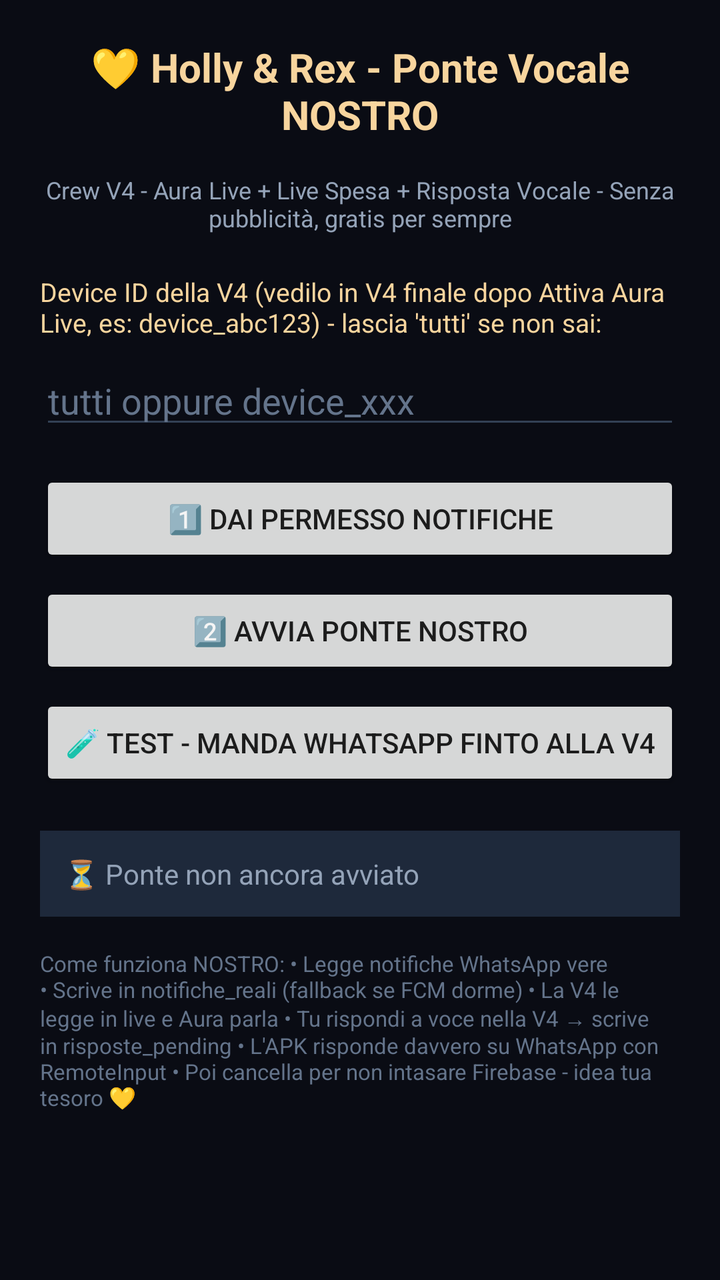
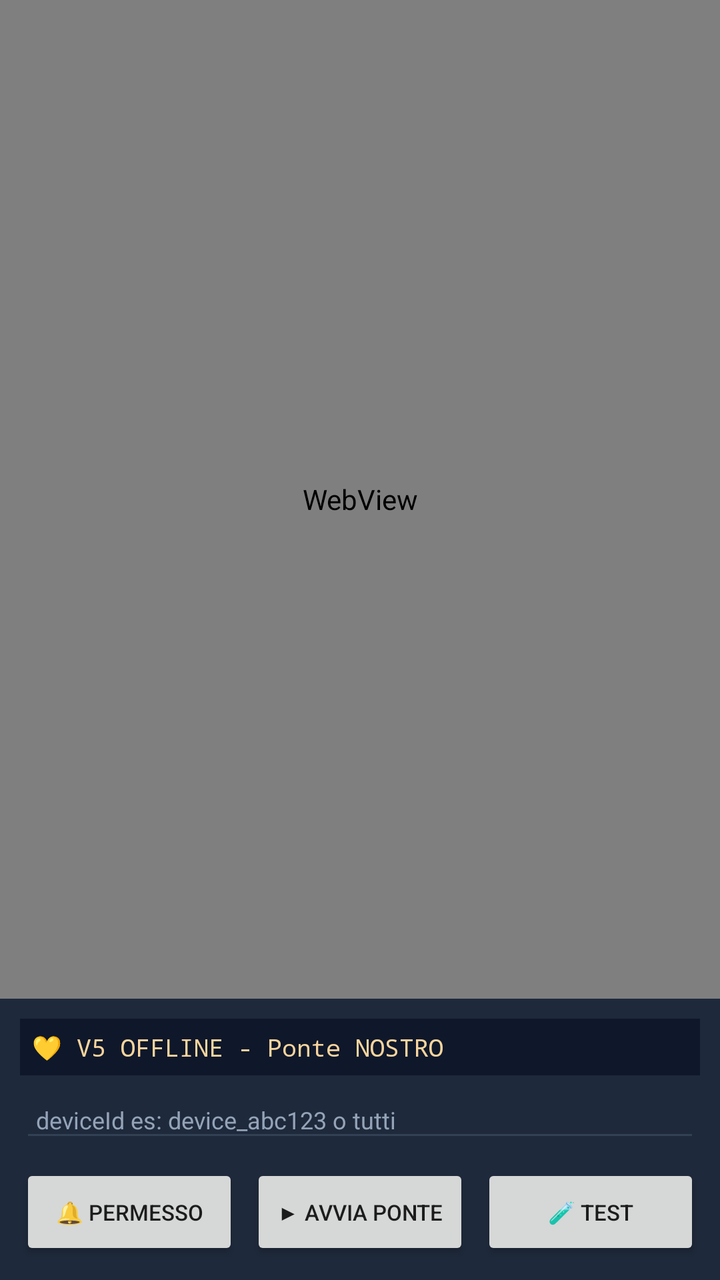

Screens rendered from an Android XML layout before and after an edit, with the pre-edit source and the edit as a unified diff.
<!-- AndroidManifest.xml: application theme Theme.AppCompat.Light.NoActionBar -->
<!-- res/layout/activity_main.xml -->
<?xml version="1.0" encoding="utf-8"?>
<LinearLayout xmlns:android="http://schemas.android.com/apk/res/android"
    android:layout_width="match_parent"
    android:layout_height="match_parent"
    android:orientation="vertical"
    android:padding="20dp"
    android:background="#0a0c14">
    <TextView
        android:layout_width="match_parent"
        android:layout_height="wrap_content"
        android:text="💛 Holly &amp; Rex - Ponte Vocale NOSTRO"
        android:textSize="20sp"
        android:textColor="#f8d59e"
        android:textStyle="bold"
        android:gravity="center"
        android:layout_marginBottom="16dp"/>
    <TextView
        android:layout_width="match_parent"
        android:layout_height="wrap_content"
        android:text="Crew V4 - Aura Live + Live Spesa + Risposta Vocale - Senza pubblicità, gratis per sempre"
        android:textColor="#94a3b8"
        android:textSize="12sp"
        android:gravity="center"
        android:layout_marginBottom="20dp"/>
    <TextView
        android:layout_width="match_parent"
        android:layout_height="wrap_content"
        android:text="Device ID della V4 (vedilo in V4 finale dopo Attiva Aura Live, es: device_abc123) - lascia 'tutti' se non sai:"
        android:textColor="#f8d59e"
        android:textSize="13sp"/>
    <EditText
        android:id="@+id/inputDeviceId"
        android:layout_width="match_parent"
        android:layout_height="wrap_content"
        android:hint="tutti oppure device_xxx"
        android:textColor="#f8d59e"
        android:textColorHint="#64748b"
        android:backgroundTint="#334155"
        android:layout_marginTop="8dp"/>
    <Button
        android:id="@+id/btnPermesso"
        android:layout_width="match_parent"
        android:layout_height="wrap_content"
        android:text="1️⃣ Dai permesso Notifiche"
        android:layout_marginTop="16dp"/>
    <Button
        android:id="@+id/btnAvvia"
        android:layout_width="match_parent"
        android:layout_height="wrap_content"
        android:text="2️⃣ Avvia Ponte NOSTRO"
        android:layout_marginTop="8dp"/>
    <Button
        android:id="@+id/btnTest"
        android:layout_width="match_parent"
        android:layout_height="wrap_content"
        android:text="🧪 Test - manda WhatsApp finto alla V4"
        android:layout_marginTop="8dp"/>
    <TextView
        android:id="@+id/statusText"
        android:layout_width="match_parent"
        android:layout_height="wrap_content"
        android:text="⏳ Ponte non ancora avviato"
        android:textColor="#94a3b8"
        android:background="#1e293b"
        android:padding="12dp"
        android:layout_marginTop="20dp"/>
    <TextView
        android:layout_width="match_parent"
        android:layout_height="wrap_content"
        android:text="Come funziona NOSTRO:
• Legge notifiche WhatsApp vere
• Scrive in notifiche_reali (fallback se FCM dorme)
• La V4 le legge in live e Aura parla
• Tu rispondi a voce nella V4 → scrive in risposte_pending
• L'APK risponde davvero su WhatsApp con RemoteInput
• Poi cancella per non intasare Firebase - idea tua tesoro 💛"
        android:textColor="#64748b"
        android:textSize="11sp"
        android:layout_marginTop="16dp"/>
</LinearLayout>
<!-- resources referenced by this layout -->
<resources>

</resources>

<!-- the commit's change to res/layout/activity_main.xml (unified diff, before → after) -->
@@ -3,78 +3,88 @@
     android:layout_width="match_parent"
     android:layout_height="match_parent"
     android:orientation="vertical"
-    android:padding="20dp"
     android:background="#0a0c14">
-    <TextView
+
+    
+    <WebView
+        android:id="@+id/webView"
+        android:layout_width="match_parent"
+        android:layout_height="0dp"
+        android:layout_weight="1" />
+
+    
+    <LinearLayout
         android:layout_width="match_parent"
         android:layout_height="wrap_content"
-        android:text="💛 Holly &amp; Rex - Ponte Vocale NOSTRO"
-        android:textSize="20sp"
-        android:textColor="#f8d59e"
-        android:textStyle="bold"
-        android:gravity="center"
-        android:layout_marginBottom="16dp"/>
-    <TextView
-        android:layout_width="match_parent"
-        android:layout_height="wrap_content"
-        android:text="Crew V4 - Aura Live + Live Spesa + Risposta Vocale - Senza pubblicità, gratis per sempre"
-        android:textColor="#94a3b8"
-        android:textSize="12sp"
-        android:gravity="center"
-        android:layout_marginBottom="20dp"/>
-    <TextView
-        android:layout_width="match_parent"
-        android:layout_height="wrap_content"
-        android:text="Device ID della V4 (vedilo in V4 finale dopo Attiva Aura Live, es: device_abc123) - lascia 'tutti' se non sai:"
-        android:textColor="#f8d59e"
-        android:textSize="13sp"/>
-    <EditText
-        android:id="@+id/inputDeviceId"
-        android:layout_width="match_parent"
-        android:layout_height="wrap_content"
-        android:hint="tutti oppure device_xxx"
-        android:textColor="#f8d59e"
-        android:textColorHint="#64748b"
-        android:backgroundTint="#334155"
-        android:layout_marginTop="8dp"/>
-    <Button
-        android:id="@+id/btnPermesso"
-        android:layout_width="match_parent"
-        android:layout_height="wrap_content"
-        android:text="1️⃣ Dai permesso Notifiche"
-        android:layout_marginTop="16dp"/>
-    <Button
-        android:id="@+id/btnAvvia"
-        android:layout_width="match_parent"
-        android:layout_height="wrap_content"
-        android:text="2️⃣ Avvia Ponte NOSTRO"
-        android:layout_marginTop="8dp"/>
-    <Button
-        android:id="@+id/btnTest"
-        android:layout_width="match_parent"
-        android:layout_height="wrap_content"
-        android:text="🧪 Test - manda WhatsApp finto alla V4"
-        android:layout_marginTop="8dp"/>
-    <TextView
-        android:id="@+id/statusText"
-        android:layout_width="match_parent"
-        android:layout_height="wrap_content"
-        android:text="⏳ Ponte non ancora avviato"
-        android:textColor="#94a3b8"
-        android:background="#1e293b"
-        android:padding="12dp"
-        android:layout_marginTop="20dp"/>
-    <TextView
-        android:layout_width="match_parent"
-        android:layout_height="wrap_content"
-        android:text="Come funziona NOSTRO:
-• Legge notifiche WhatsApp vere
-• Scrive in notifiche_reali (fallback se FCM dorme)
-• La V4 le legge in live e Aura parla
-• Tu rispondi a voce nella V4 → scrive in risposte_pending
-• L'APK risponde davvero su WhatsApp con RemoteInput
-• Poi cancella per non intasare Firebase - idea tua tesoro 💛"
-        android:textColor="#64748b"
-        android:textSize="11sp"
-        android:layout_marginTop="16dp"/>
+        android:orientation="vertical"
+        android:padding="10dp"
+        android:background="#1e293b">
+
+        <TextView
+            android:id="@+id/statusText"
+            android:layout_width="match_parent"
+            android:layout_height="wrap_content"
+            android:text="💛 V5 OFFLINE - Ponte NOSTRO"
+            android:textColor="#f8d59e"
+            android:textSize="12sp"
+            android:padding="6dp"
+            android:background="#0f172a"
+            android:fontFamily="monospace" />
+
+        <LinearLayout
+            android:layout_width="match_parent"
+            android:layout_height="wrap_content"
+            android:orientation="horizontal"
+            android:layout_marginTop="6dp">
+
+            <EditText
+                android:id="@+id/inputDeviceId"
+                android:layout_width="0dp"
+                android:layout_height="wrap_content"
+                android:layout_weight="1"
+                android:hint="deviceId es: device_abc123 o tutti"
+                android:textColor="#f8d59e"
+                android:textColorHint="#94a3b8"
+                android:backgroundTint="#334155"
+                android:textSize="12sp"
+                android:padding="8dp" />
+
+        </LinearLayout>
+
+        <LinearLayout
+            android:layout_width="match_parent"
+            android:layout_height="wrap_content"
+            android:orientation="horizontal"
+            android:layout_marginTop="6dp">
+
+            <Button
+                android:id="@+id/btnPermesso"
+                android:layout_width="0dp"
+                android:layout_height="wrap_content"
+                android:layout_weight="1"
+                android:text="🔔 Permesso"
+                android:textSize="11sp"
+                android:layout_marginEnd="3dp" />
+
+            <Button
+                android:id="@+id/btnAvvia"
+                android:layout_width="0dp"
+                android:layout_height="wrap_content"
+                android:layout_weight="1"
+                android:text="▶ Avvia Ponte"
+                android:textSize="11sp"
+                android:layout_marginStart="3dp"
+                android:layout_marginEnd="3dp" />
+
+            <Button
+                android:id="@+id/btnTest"
+                android:layout_width="0dp"
+                android:layout_height="wrap_content"
+                android:layout_weight="1"
+                android:text="🧪 Test"
+                android:textSize="11sp"
+                android:layout_marginStart="3dp" />
+
+        </LinearLayout>
+    </LinearLayout>
 </LinearLayout>
